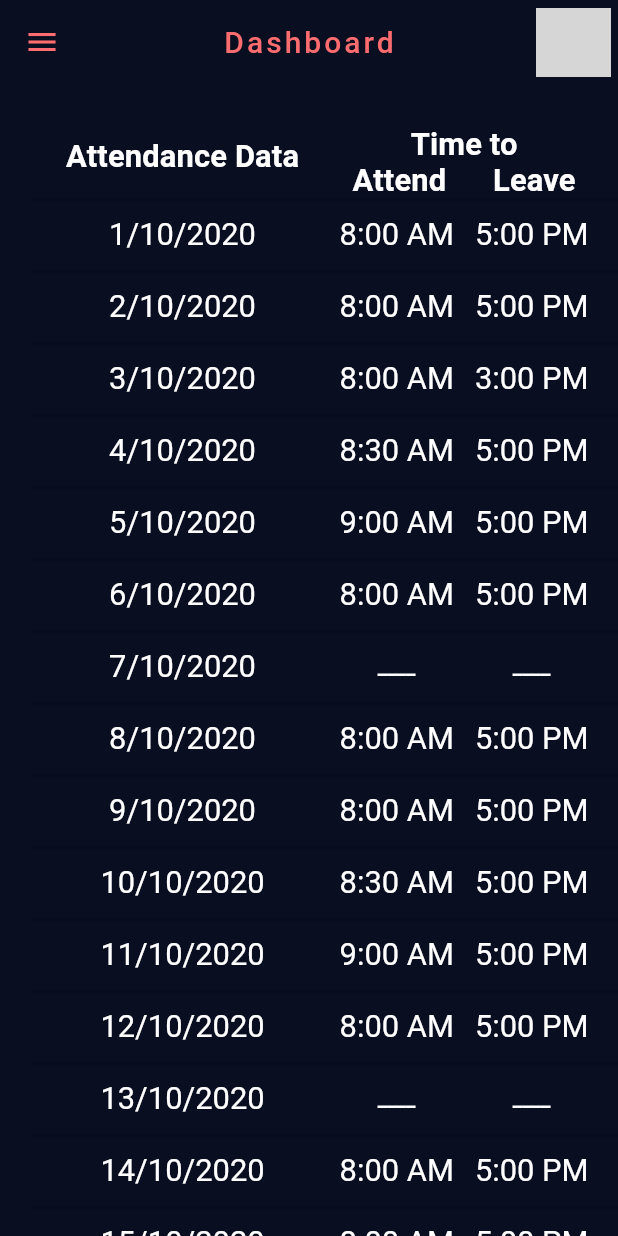
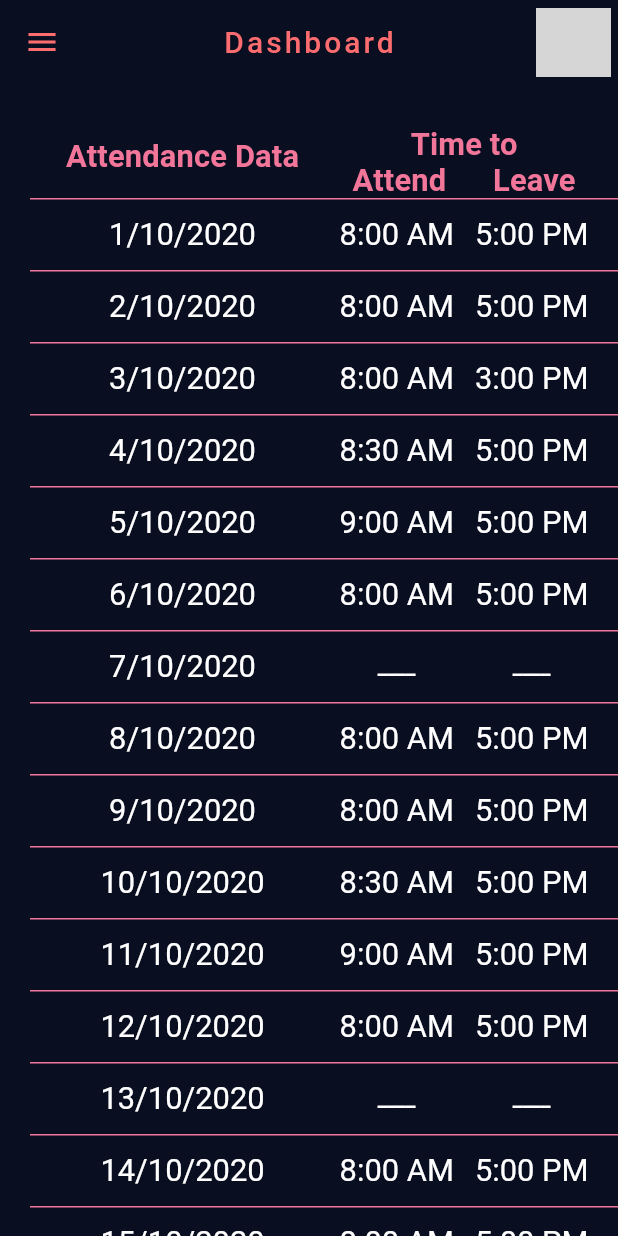
Before and after one commit to 14mohamedahmed/attendance_app, a Flutter app: the DashboardScreen screen opened by its route, on a phone screen of 412 x 824 dp. Run offline on Flutter 3.47's test engine with Material 2 defaults, Android fonts, the phone set to English and light mode, and no system bars; our stand-ins replace image_picker, shared_preferences; accounts and stored records are empty; grey boxes are pictures that could not be loaded.

Commit message:
modify UI color

```diff
--- a/lib/ui/dashboard/component/build_alet_dialog.dart
+++ b/lib/ui/dashboard/component/build_alet_dialog.dart
@@ -29,7 +29,7 @@ class BuildAlertDialog extends StatelessWidget {
     return GestureDetector(
       onTap: () {
         Navigator.of(context).pop();
-        if (title == 'Gallery')
+        if (title == 'Gallery') {
           dashboardProvider.getImagePicker(ImageSource.gallery).then((value) {
             // save user image in shared preferences
             if (value != null) {
@@ -45,7 +45,7 @@ class BuildAlertDialog extends StatelessWidget {
               });
             }
           });
-        else {
+        } else {
           dashboardProvider.getImagePicker(ImageSource.camera).then((value) {
             // save user image in shared preferences
             if (value != null) {
--- a/lib/ui/dashboard/component/build_drawer.dart
+++ b/lib/ui/dashboard/component/build_drawer.dart
@@ -95,7 +95,7 @@ class _BuildDrawerState extends State<BuildDrawer> {
                               ),
                               content: BuildAlertDialog(),
                             ),
-                          ).then((value) => Navigator.of(context).pop());
+                          );
                         },
                         child: Text(
                           'Change Profile',
--- a/lib/ui/dashboard/component/build_table.dart
+++ b/lib/ui/dashboard/component/build_table.dart
@@ -10,7 +10,7 @@ class BuildTable extends StatelessWidget {
   Widget build(BuildContext context) {
     AppConfig().init(context);
     final columnTextStyle = TextStyle(
-      color: Colors.white,
+      color: Color(0xFFF2769A),
       fontSize: AppConfig.blockSizeVertical * 2.5,
       fontWeight: FontWeight.bold,
     );
@@ -32,21 +32,25 @@ class BuildTable extends StatelessWidget {
         return null;
       },
       child: Scrollbar(
-        thickness: 1,
+        thickness: 1.5,
         child: SingleChildScrollView(
           scrollDirection: Axis.horizontal,
           child: Scrollbar(
-            thickness: 1,
+            thickness: 1.5,
             child: SingleChildScrollView(
               child: Padding(
                 padding: EdgeInsets.all(20.0),
+                child: Theme(
+                  data: Theme.of(context)
+                      .copyWith(dividerColor: Color(0xFFF2769A)),
                   child: DataTable(
                     columnSpacing: 20,
-                  dividerThickness: 2,
+                    dividerThickness: 1,
                     columns: [
                       DataColumn(
                         label: Text('Attendance Data',
-                          style: columnTextStyle, textAlign: TextAlign.center),
+                            style: columnTextStyle,
+                            textAlign: TextAlign.center),
                       ),
                       DataColumn(
                         label: BuildColumnTable(
@@ -117,9 +121,9 @@ class BuildTable extends StatelessWidget {
                                             ),
                                           )
                                         : Center(
-                                          child: Text(
-                                            '____',
-                                            style: attendedCheckFalse,
+                                            child: Icon(
+                                              Icons.cancel,
+                                              color: Colors.red,
                                             ),
                                           ),
                                     data.attendanceType[0].checkOut == true
@@ -131,9 +135,9 @@ class BuildTable extends StatelessWidget {
                                             ),
                                           )
                                         : Center(
-                                          child: Text(
-                                            '____',
-                                            style: attendedCheckFalse,
+                                            child: Icon(
+                                              Icons.cancel,
+                                              color: Colors.red,
                                             ),
                                           ),
                                   ],
@@ -149,6 +153,7 @@ class BuildTable extends StatelessWidget {
             ),
           ),
         ),
+      ),
     );
     // style of same widgets
   }
```
Lines whose indentation alone changed are shown as unchanged.
